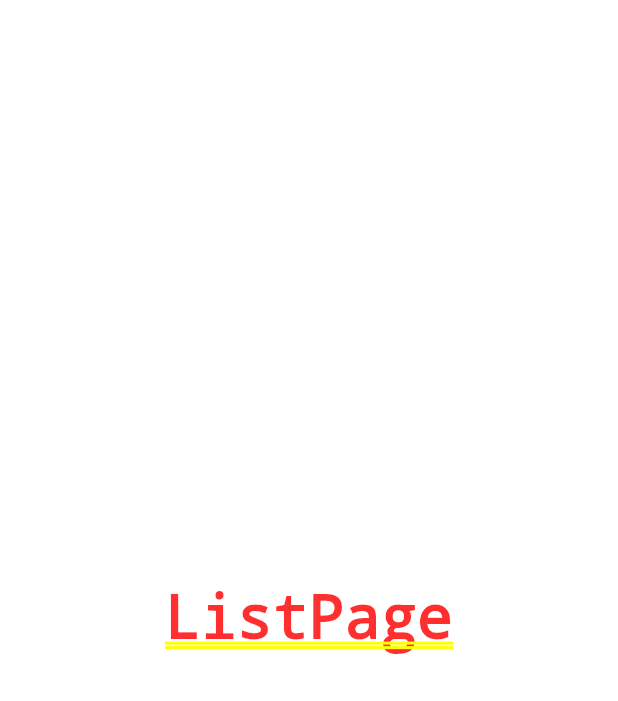
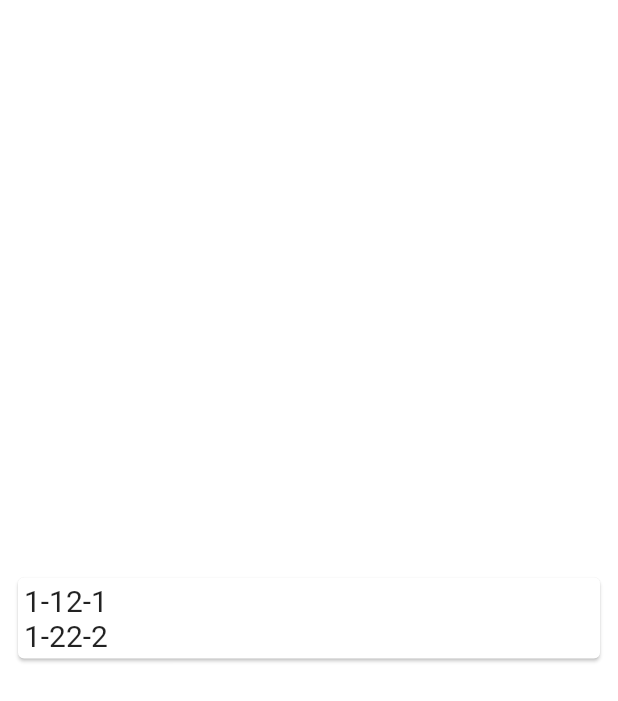
Before and after one commit to kataoka-kk/notice_anniversary, a Flutter app: the screen it shows after launch, on a phone screen of 412 x 824 dp. Shown: the top 701 px of the screen. Run offline on Flutter 3.47's test engine with Material 2 defaults, Android fonts, the phone set to English and light mode, and no system bars.

Commit message:
ListPage
work

```diff
--- /dev/null
+++ b/lib/views/components/AnniversaryTile.dart
@@ -0,0 +1,20 @@
+import 'package:flutter/material.dart';
+
+Widget AnniversaryTile() {
+  return Row(
+    children: <Widget>[
+      Column(
+        children: <Widget>[
+          Text("1-1", style: TextStyle(fontSize: 20.0)),
+          Text("1-2", style: TextStyle(fontSize: 20.0)),
+        ],
+      ),
+      Column(
+        children: <Widget>[
+          Text("2-1", style: TextStyle(fontSize: 20.0)),
+          Text("2-2", style: TextStyle(fontSize: 20.0)),
+        ],
+      ),
+    ],
+  );
+}
--- a/lib/views/screens/ListPage.dart
+++ b/lib/views/screens/ListPage.dart
@@ -1,13 +1,46 @@
 import 'package:flutter/material.dart';
+import 'package:notice_anniversary/views/components/AnniversaryTile.dart';
 
 class ListPage extends StatelessWidget {
   @override
   Widget build(BuildContext context) {
-    return Container(
-      child: Center(
-        child: Text(
-          "ListPage",
-          style: TextStyle(fontSize: 40.0),
+    return Center(
+      child: Padding(
+        padding: const EdgeInsets.all(8.0),
+        child: Card(
+          child: Padding(
+            padding: const EdgeInsets.all(4.0),
+            child: Column(
+              mainAxisSize: MainAxisSize.min,
+              children: <Widget>[
+                AnniversaryTile(),
+                // const ListTile(
+                //   leading: Icon(Icons.album),
+                //   title: Text('The Enchanted Nightingale'),
+                //   subtitle: Text('Music by Julie Gable. Lyrics by Sidney Stein.'),
+                // ),
+                // Row(
+                //   mainAxisAlignment: MainAxisAlignment.end,
+                //   children: <Widget>[
+                //     TextButton(
+                //       child: const Text('BUY TICKETS'),
+                //       onPressed: () {
+                //         /* ... */
+                //       },
+                //     ),
+                //     const SizedBox(width: 8),
+                //     TextButton(
+                //       child: const Text('LISTEN'),
+                //       onPressed: () {
+                //         /* ... */
+                //       },
+                //     ),
+                //     const SizedBox(width: 8),
+                //   ],
+                // ),
+              ],
+            ),
+          ),
         ),
       ),
     );
```
Also changed, not shown: 1 other file.
